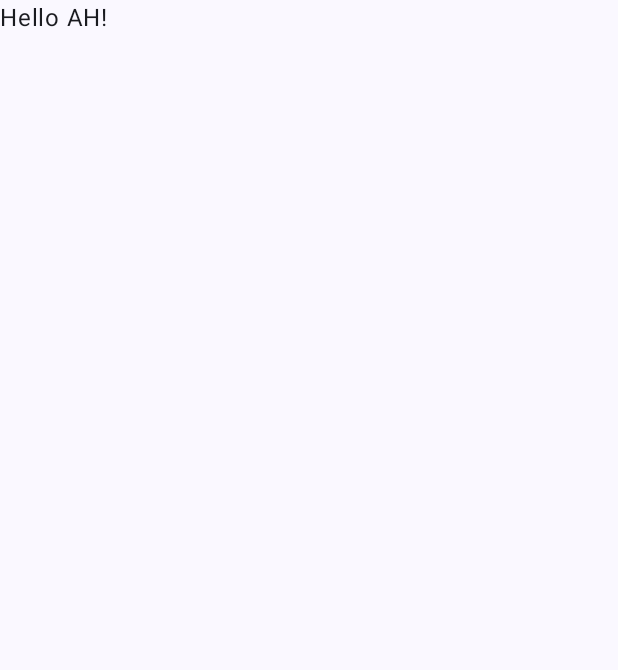
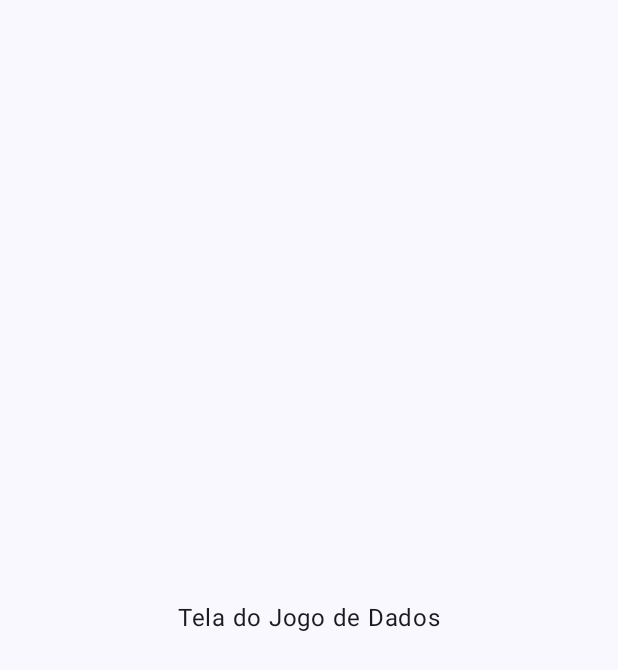
Before and after one commit to Antonio1H/GirarDados, an Android app built with Jetpack Compose: the screen it shows after launch (MainActivity), on a phone screen of 412 x 824 dp. Before the commit the part shown is almost empty. Shown: the top 670 px of the screen. Run offline under Robolectric (Android 15) with nearby library versions, the phone set to English and light mode, and no system bars.

Commit message:
layout básico

```diff
--- a/app/src/main/java/com/example/projetodados/MainActivity.kt
+++ b/app/src/main/java/com/example/projetodados/MainActivity.kt
@@ -3,27 +3,24 @@ package com.example.projetodados
 import android.os.Bundle
 import androidx.activity.ComponentActivity
 import androidx.activity.compose.setContent
-import androidx.activity.enableEdgeToEdge
-import androidx.compose.foundation.layout.fillMaxSize
-import androidx.compose.foundation.layout.padding
-import androidx.compose.material3.Scaffold
-import androidx.compose.material3.Text
-import androidx.compose.runtime.Composable
+import androidx.compose.foundation.layout.*
+import androidx.compose.material3.*
+import androidx.compose.runtime.*
+import androidx.compose.ui.Alignment
 import androidx.compose.ui.Modifier
-import androidx.compose.ui.tooling.preview.Preview
+import androidx.compose.ui.unit.dp
 import com.example.projetodados.ui.theme.ProjetoDadosTheme
 
 class MainActivity : ComponentActivity() {
     override fun onCreate(savedInstanceState: Bundle?) {
         super.onCreate(savedInstanceState)
-        enableEdgeToEdge()
         setContent {
             ProjetoDadosTheme {
-                Scaffold(modifier = Modifier.fillMaxSize()) { innerPadding ->
-                    Greeting(
-                        name = "AH",
-                        modifier = Modifier.padding(innerPadding)
-                    )
+                Surface(
+                    modifier = Modifier.fillMaxSize(),
+                    color = MaterialTheme.colorScheme.background
+                ) {
+                    DiceGameScreen()
                 }
             }
         }
@@ -31,17 +28,14 @@ class MainActivity : ComponentActivity() {
 }
 
 @Composable
-fun Greeting(name: String, modifier: Modifier = Modifier) {
-    Text(
-        text = "Hello $name!",
-        modifier = modifier
-    )
-}
-
-@Preview(showBackground = true)
-@Composable
-fun GreetingPreview() {
-    ProjetoDadosTheme {
-        Greeting("Android")
+fun DiceGameScreen() {
+    Column(
+        modifier = Modifier
+            .fillMaxSize()
+            .padding(16.dp),
+        horizontalAlignment = Alignment.CenterHorizontally,
+        verticalArrangement = Arrangement.Center
+    ) {
+        Text("Tela do Jogo de Dados")
     }
 }
```
Also changed, not shown: 1 other file.
